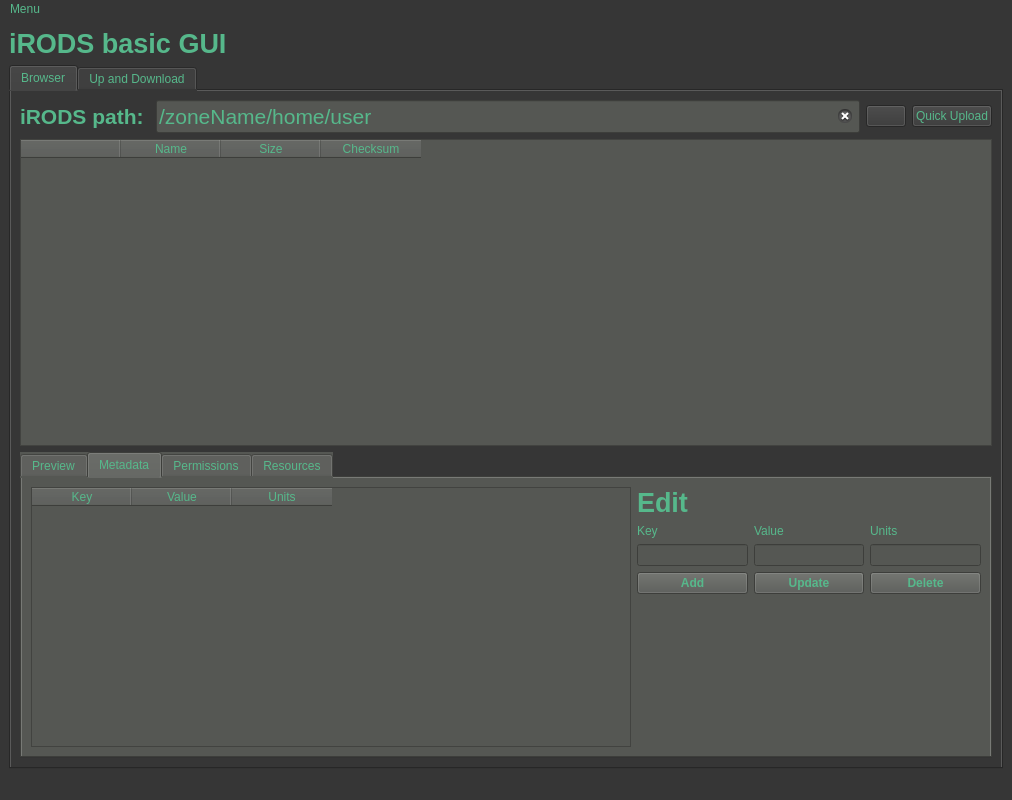
First picture: the form in irods-basicGUI/irodsBrowserMain.ui, repository iBridges-for-iRODS/iBridges, before the edit.
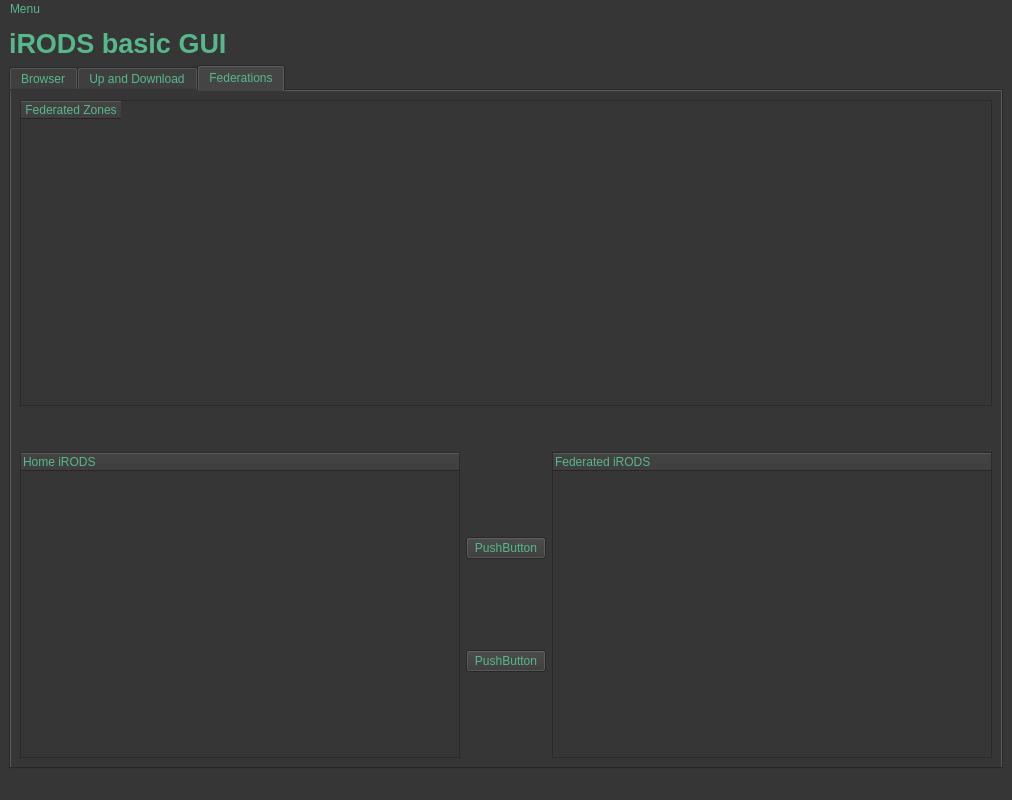
Second picture: the form after the edit. The open tabs and pages were chosen to show the change.

Commit message: Layout of tab2 and tab3

```diff
--- a/irods-basicGUI/irodsBrowserMain.ui
+++ b/irods-basicGUI/irodsBrowserMain.ui
@@ -42,7 +42,7 @@
     <item>
      <widget class="QTabWidget" name="tabWidget">
       <property name="currentIndex">
-       <number>0</number>
+       <number>2</number>
       </property>
       <widget class="QWidget" name="tabBrowser">
        <attribute name="title">
@@ -511,6 +511,116 @@
        <attribute name="title">
         <string>Up and Download</string>
        </attribute>
+       <layout class="QHBoxLayout" name="horizontalLayout_4">
+        <item>
+         <widget class="QTreeWidget" name="localFsTreeWidget">
+          <column>
+           <property name="text">
+            <string>Local Files</string>
+           </property>
+          </column>
+         </widget>
+        </item>
+        <item>
+         <layout class="QVBoxLayout" name="verticalLayout_6">
+          <item>
+           <widget class="QPushButton" name="tab2UploadButton">
+            <property name="text">
+             <string/>
+            </property>
+           </widget>
+          </item>
+          <item>
+           <widget class="QPushButton" name="tab2DownloadButton">
+            <property name="text">
+             <string/>
+            </property>
+           </widget>
+          </item>
+         </layout>
+        </item>
+        <item>
+         <widget class="QTreeWidget" name="irodsFsTreeWidget">
+          <column>
+           <property name="text">
+            <string>iRODS objects</string>
+           </property>
+          </column>
+         </widget>
+        </item>
+       </layout>
+      </widget>
+      <widget class="QWidget" name="tabFederations">
+       <attribute name="title">
+        <string>Federations</string>
+       </attribute>
+       <layout class="QVBoxLayout" name="verticalLayout_8">
+        <item>
+         <widget class="QTableWidget" name="tableWidget">
+          <column>
+           <property name="text">
+            <string>Federated Zones</string>
+           </property>
+          </column>
+         </widget>
+        </item>
+        <item>
+         <spacer name="verticalSpacer_3">
+          <property name="orientation">
+           <enum>Qt::Vertical</enum>
+          </property>
+          <property name="sizeType">
+           <enum>QSizePolicy::Minimum</enum>
+          </property>
+          <property name="sizeHint" stdset="0">
+           <size>
+            <width>20</width>
+            <height>40</height>
+           </size>
+          </property>
+         </spacer>
+        </item>
+        <item>
+         <layout class="QHBoxLayout" name="horizontalLayout_5">
+          <item>
+           <widget class="QTreeWidget" name="treeWidget">
+            <column>
+             <property name="text">
+              <string>Home iRODS</string>
+             </property>
+            </column>
+           </widget>
+          </item>
+          <item>
+           <layout class="QVBoxLayout" name="verticalLayout_7">
+            <item>
+             <widget class="QPushButton" name="pushButton">
+              <property name="text">
+               <string>PushButton</string>
+              </property>
+             </widget>
+            </item>
+            <item>
+             <widget class="QPushButton" name="pushButton_2">
+              <property name="text">
+               <string>PushButton</string>
+              </property>
+             </widget>
+            </item>
+           </layout>
+          </item>
+          <item>
+           <widget class="QTreeWidget" name="treeWidget_2">
+            <column>
+             <property name="text">
+              <string>Federated iRODS</string>
+             </property>
+            </column>
+           </widget>
+          </item>
+         </layout>
+        </item>
+       </layout>
       </widget>
      </widget>
     </item>
```
Left out of the diff: 9 changed lines with no effect on the pictures.
